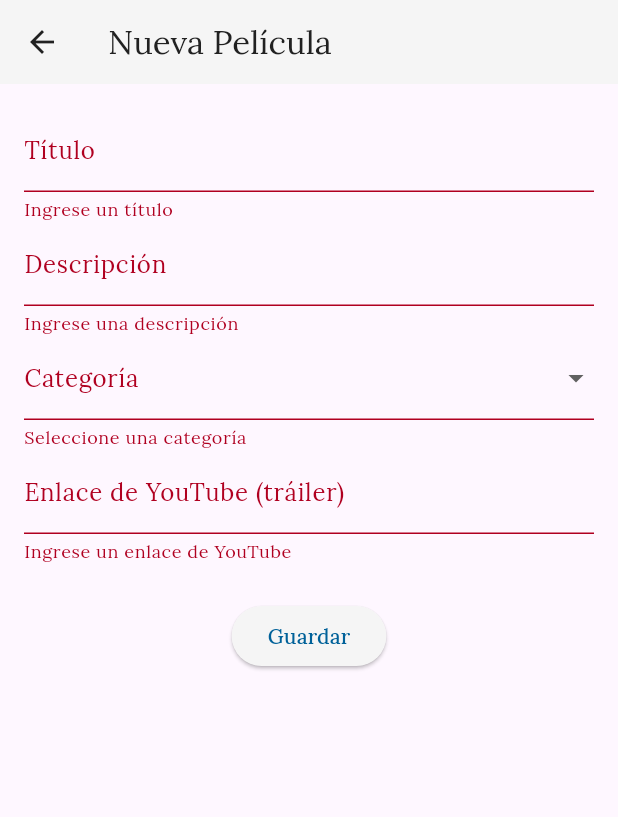
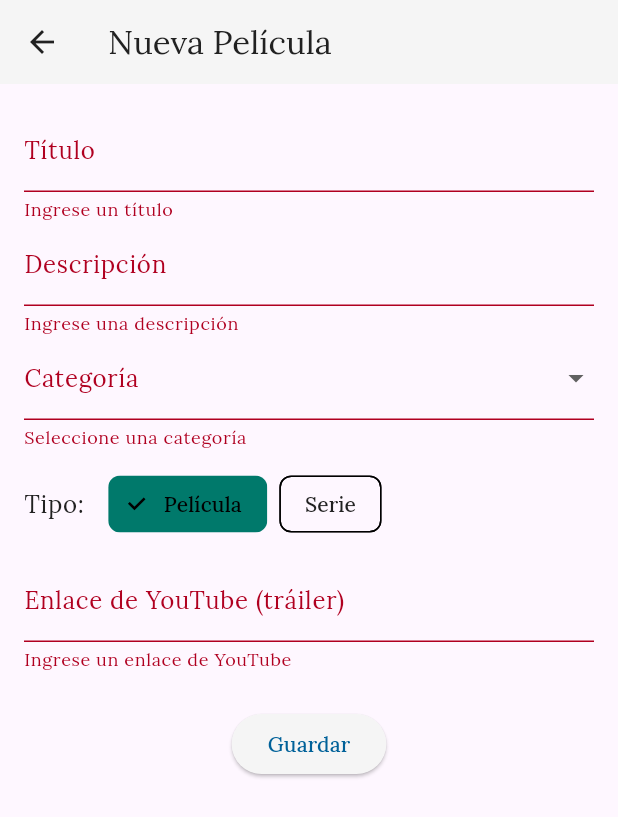
Before and after one commit to Ossyyrr/uponorflix, a Flutter app: the MovieFormScreen screen opened directly, after a tap on "Guardar", on a phone screen of 412 x 824 dp. Shown: the top 817 px of the screen. Run offline on Flutter 3.47's test engine with Material 3 defaults, Android fonts, the phone set to English and light mode, and no system bars; our stand-ins replace cloud_firestore, firebase_core, flutter_bloc, google_fonts, shared_preferences, youtube_player_flutter; accounts and stored records are empty.

Commit message:
Added Movie Type (movie, series)

```diff
--- /dev/null
+++ b/lib/domain/enum/movie.dart
@@ -0,0 +1,14 @@
+enum MovieType { movie, series }
+
+enum MovieCategory {
+  action,
+  anime,
+  sciFi,
+  comedy,
+  drama,
+  horror,
+  romance,
+  documentary,
+  adventure,
+  fantasy,
+}
--- a/lib/domain/model/movie.dart
+++ b/lib/domain/model/movie.dart
@@ -1,3 +1,4 @@
+import 'package:uponorflix/domain/enum/movie.dart';
 import 'package:youtube_player_flutter/youtube_player_flutter.dart';
 
 class Movie {
@@ -7,6 +8,7 @@ class Movie {
   final String trailerUrl;
   final String imageUrl;
   final String category;
+  final MovieType type;
 
   Movie({
     this.id = '',
@@ -14,6 +16,7 @@ class Movie {
     required this.description,
     required this.category,
     this.trailerUrl = '',
+    this.type = MovieType.movie,
   }) : imageUrl = _generateThumbnail(trailerUrl);
 
   static String _generateThumbnail(String trailerUrl) {
@@ -31,6 +34,7 @@ class Movie {
       description: data['description'] ?? '',
       category: data['category'] ?? '',
       trailerUrl: data['trailerUrl'] ?? '',
+      type: data['type'] == 'series' ? MovieType.series : MovieType.movie,
     );
   }
 
@@ -40,6 +44,8 @@ class Movie {
       'description': description,
       'trailerUrl': trailerUrl,
       'imageUrl': imageUrl,
+      'category': category,
+      'type': type == MovieType.series ? 'series' : 'movie',
     };
   }
 }
--- a/lib/presentation/movieForm/movie_form_screen.dart
+++ b/lib/presentation/movieForm/movie_form_screen.dart
@@ -1,7 +1,7 @@
 import 'package:flutter/foundation.dart';
 import 'package:flutter/material.dart';
 import 'package:uponorflix/data/repository/movie_repository_impl.dart';
-import 'package:uponorflix/domain/enum/movie_category.dart';
+import 'package:uponorflix/domain/enum/movie.dart';
 import 'package:uponorflix/domain/model/movie.dart';
 import 'package:uponorflix/l10n/app_localizations.dart';
 import 'package:uponorflix/presentation/utils/movie_category_localization.dart';
@@ -23,6 +23,7 @@ class _MovieFormScreenState extends State<MovieFormScreen> {
   final MovieRepositoryImpl _firestoreService = MovieRepositoryImpl();
 
   MovieCategory? _selectedCategory;
+  MovieType _selectedType = MovieType.movie;
 
   void _addTestMovie() async {
     final movies = [
@@ -33,6 +34,7 @@ class _MovieFormScreenState extends State<MovieFormScreen> {
         trailerUrl:
             'https://www.youtube.com/watch?v=Ns6ZEpQ1xS0&ab_channel=UniversalSpain',
         category: MovieCategory.action.name,
+        type: MovieType.movie,
       ),
       Movie(
         title: 'Interestelar',
@@ -41,6 +43,7 @@ class _MovieFormScreenState extends State<MovieFormScreen> {
         trailerUrl:
             'https://www.youtube.com/watch?v=zSWdZVtXT7E&ab_channel=WarnerBros.Pictures',
         category: MovieCategory.sciFi.name,
+        type: MovieType.movie,
       ),
       Movie(
         title: 'Coco',
@@ -49,6 +52,7 @@ class _MovieFormScreenState extends State<MovieFormScreen> {
         trailerUrl:
             'https://www.youtube.com/watch?v=Ga6RYejo6Hk&ab_channel=Pixar',
         category: MovieCategory.anime.name,
+        type: MovieType.movie,
       ),
     ];
 
@@ -78,6 +82,7 @@ class _MovieFormScreenState extends State<MovieFormScreen> {
             orElse: () => MovieCategory.action,
           )
         : null;
+    _selectedType = widget.movie?.type ?? MovieType.movie;
   }
 
   @override
@@ -97,6 +102,7 @@ class _MovieFormScreenState extends State<MovieFormScreen> {
         description: _descriptionController.text,
         trailerUrl: _trailerUrlController.text,
         category: _selectedCategory?.name ?? '',
+        type: _selectedType,
       );
       Navigator.of(context).pop(movie);
     }
@@ -150,14 +156,56 @@ class _MovieFormScreenState extends State<MovieFormScreen> {
                 validator: (value) =>
                     value == null ? 'Seleccione una categoría' : null,
               ),
+              Padding(
+                padding: const EdgeInsets.symmetric(vertical: 12.0),
+                child: Row(
+                  children: [
+                    Text('Tipo:', style: Theme.of(context).textTheme.bodyLarge),
+                    const SizedBox(width: 16),
+                    ChoiceChip(
+                      label: const Text('Película'),
+                      selected: _selectedType == MovieType.movie,
+                      onSelected: (selected) {
+                        if (selected) {
+                          setState(() {
+                            _selectedType = MovieType.movie;
+                          });
+                        }
+                      },
+                    ),
+                    const SizedBox(width: 8),
+                    ChoiceChip(
+                      label: const Text('Serie'),
+                      selected: _selectedType == MovieType.series,
+                      onSelected: (selected) {
+                        if (selected) {
+                          setState(() {
+                            _selectedType = MovieType.series;
+                          });
+                        }
+                      },
+                    ),
+                  ],
+                ),
+              ),
               TextFormField(
                 controller: _trailerUrlController,
                 decoration: const InputDecoration(
                   labelText: 'Enlace de YouTube (tráiler)',
                 ),
-                validator: (value) => value == null || value.isEmpty
-                    ? 'Ingrese un enlace de YouTube'
-                    : null,
+                validator: (value) {
+                  if (value == null || value.isEmpty) {
+                    return 'Ingrese un enlace de YouTube';
+                  }
+                  final youtubeRegex = RegExp(
+                    r'^(https?\:\/\/)?(www\.youtube\.com|youtu\.be)\/.+$',
+                    caseSensitive: false,
+                  );
+                  if (!youtubeRegex.hasMatch(value)) {
+                    return 'Ingrese una URL válida de YouTube';
+                  }
+                  return null;
+                },
               ),
               const SizedBox(height: 24),
               ElevatedButton(onPressed: _save, child: const Text('Guardar')),
--- a/lib/presentation/utils/movie_category_localization.dart
+++ b/lib/presentation/utils/movie_category_localization.dart
@@ -1,4 +1,4 @@
-import 'package:uponorflix/domain/enum/movie_category.dart';
+import 'package:uponorflix/domain/enum/movie.dart';
 import 'package:uponorflix/l10n/app_localizations.dart';
 
 String getCategoryLabel(AppLocalizations loc, MovieCategory cat) {
```
Also changed, not shown: lib/domain/enum/movie_category.dart (deleted, +0 -39 lines).
